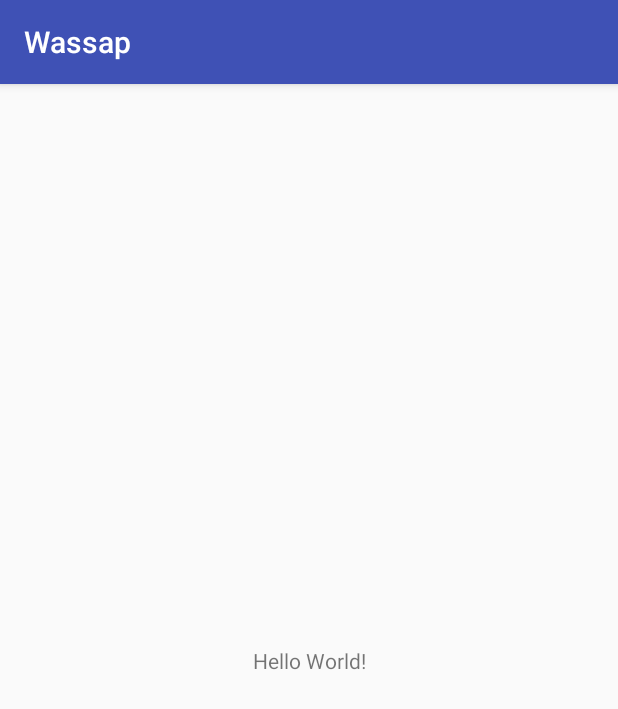
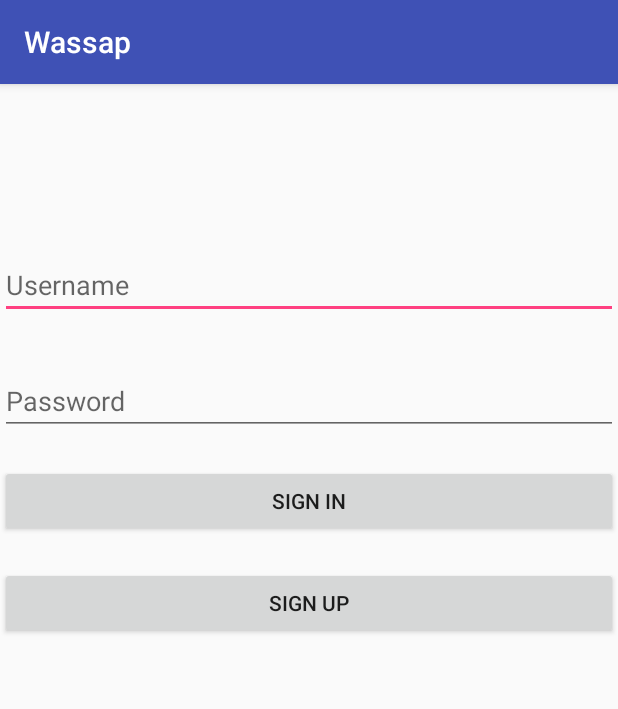
Before and after one commit to macintorch/android-wassap, an Android app: the screen it shows after launch (MainActivity), on a phone screen of 412 x 824 dp. Shown: the top 709 px of the screen. Run offline under Robolectric (Android 15) with nearby library versions, the phone set to English and light mode, and no system bars; libraries missing offline, so code that uses them is left out: com.parse; 6 statements that could not run were skipped.

```diff
--- a/app/src/main/res/layout/activity_main.xml
+++ b/app/src/main/res/layout/activity_main.xml
@@ -1,5 +1,5 @@
 <?xml version="1.0" encoding="utf-8"?>
-<android.support.constraint.ConstraintLayout
+<android.widget.RelativeLayout
     xmlns:android="http://schemas.android.com/apk/res/android"
     xmlns:app="http://schemas.android.com/apk/res-auto"
     xmlns:tools="http://schemas.android.com/tools"
@@ -7,13 +7,47 @@
     android:layout_height="match_parent"
     tools:context="ainortech.com.my.wassap.MainActivity">
 
-    <TextView
-        android:layout_width="wrap_content"
+
+    <EditText
+        android:id="@+id/usernameEditText"
+        android:layout_width="match_parent"
         android:layout_height="wrap_content"
-        android:text="Hello World!"
-        app:layout_constraintBottom_toBottomOf="parent"
-        app:layout_constraintLeft_toLeftOf="parent"
-        app:layout_constraintRight_toRightOf="parent"
-        app:layout_constraintTop_toTopOf="parent"/>
+        android:layout_alignParentStart="true"
+        android:layout_alignParentTop="true"
+        android:layout_marginTop="111dp"
+        android:ems="10"
+        android:hint="@string/username"
+        android:inputType="textPersonName"/>
 
-</android.support.constraint.ConstraintLayout>
+    <EditText
+        android:id="@+id/passwordEditText"
+        android:layout_width="match_parent"
+        android:layout_height="wrap_content"
+        android:layout_alignParentStart="true"
+        android:layout_below="@+id/usernameEditText"
+        android:layout_marginTop="32dp"
+        android:ems="10"
+        android:hint="@string/password"
+        android:inputType="textPassword"/>
+
+    <Button
+        android:id="@+id/signinButton"
+        android:layout_width="match_parent"
+        android:layout_height="wrap_content"
+        android:layout_alignParentStart="true"
+        android:layout_below="@+id/passwordEditText"
+        android:layout_marginTop="20dp"
+        android:onClick="signIn"
+        android:text="@string/sign_in"/>
+
+    <Button
+        android:id="@+id/signupButton"
+        android:layout_width="match_parent"
+        android:layout_height="wrap_content"
+        android:layout_alignParentStart="true"
+        android:layout_below="@+id/signinButton"
+        android:layout_marginTop="20dp"
+        android:onClick="signUp"
+        android:text="@string/sign_up"/>
+
+</android.widget.RelativeLayout>
--- a/app/src/main/res/values/strings.xml
+++ b/app/src/main/res/values/strings.xml
@@ -1,3 +1,7 @@
 <resources>
     <string name="app_name">Wassap</string>
+    <string name="password">Password</string>
+    <string name="sign_in">Sign In</string>
+    <string name="sign_up">Sign Up</string>
+    <string name="username">Username</string>
 </resources>
```
Also changed, not shown: app/src/main/java/ainortech/com/my/wassap/MainActivity.java (+64 -0 lines).
